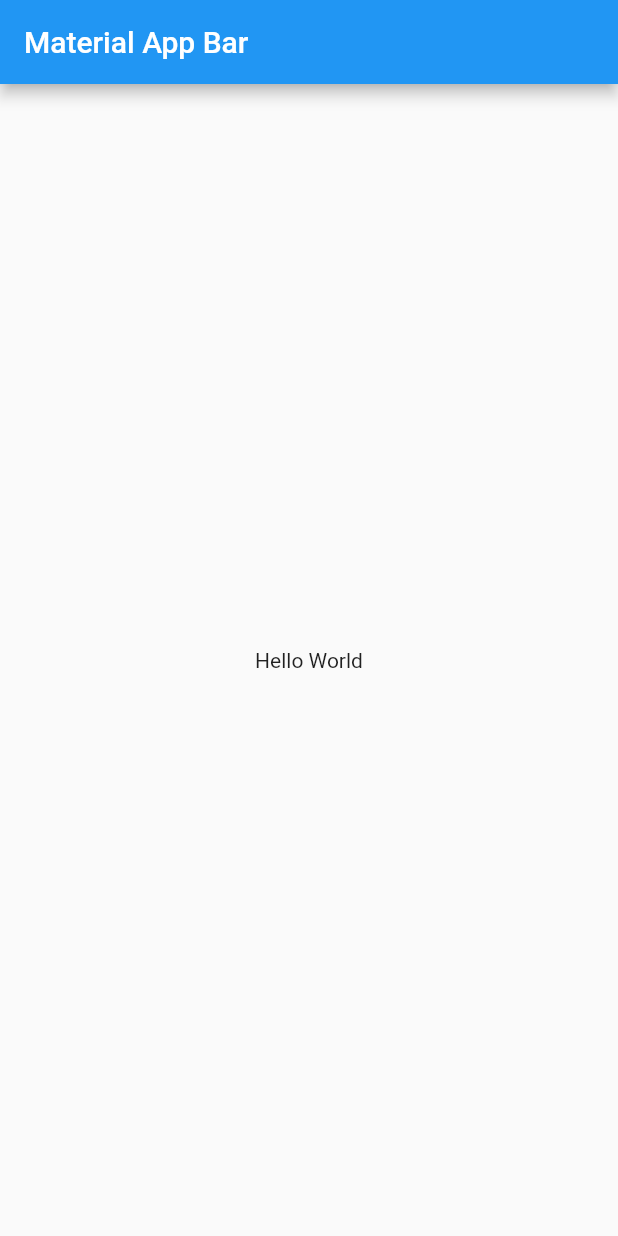
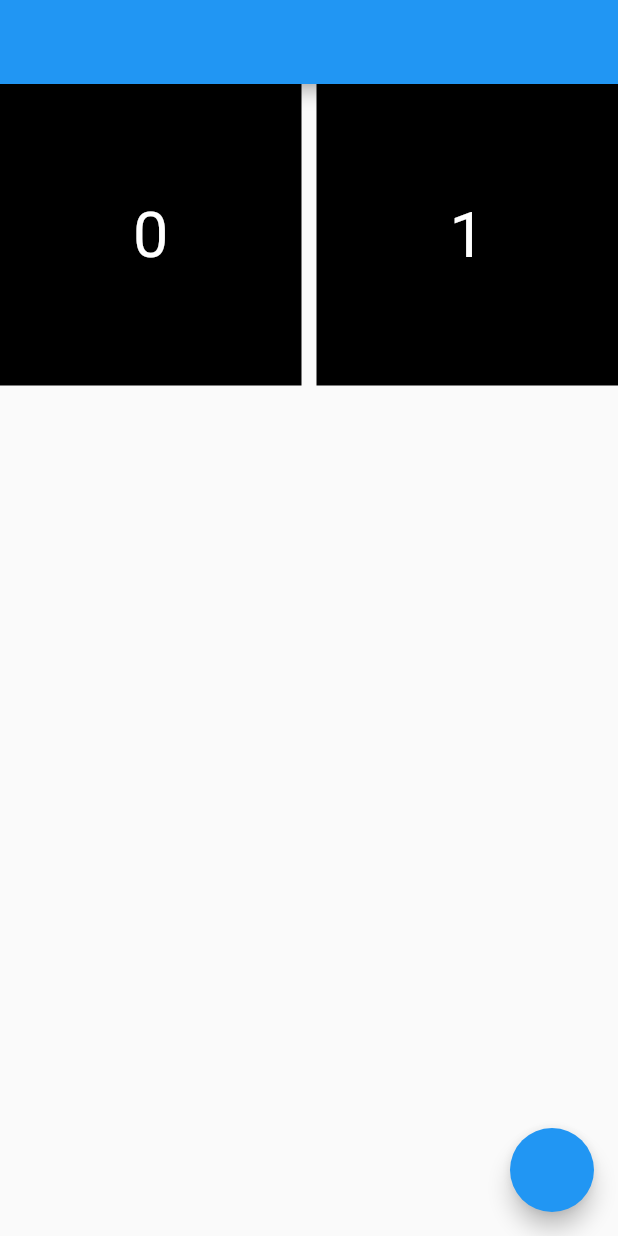
Before and after one commit to sa8a/book_flutter_introduction_development, a Flutter app: the screen it shows after launch, on a phone screen of 412 x 824 dp. Run offline on Flutter 3.47's test engine with Material 2 defaults, Android fonts, the phone set to English and light mode, and no system bars.

Commit message:
P46: 基本的な実装

```diff
--- a/lib/main.dart
+++ b/lib/main.dart
@@ -7,15 +7,47 @@ class MyApp extends StatelessWidget {
 
   @override
   Widget build(BuildContext context) {
-    return MaterialApp(
+    return const MaterialApp(
       title: 'Material App',
-      home: Scaffold(
-        appBar: AppBar(
-          title: const Text('Material App Bar'),
+      home: GridViewPage(),
+    );
+  }
+}
+
+class GridViewPage extends StatefulWidget {
+  const GridViewPage({super.key});
+
+  @override
+  State<GridViewPage> createState() => _GridViewPageState();
+}
+
+class _GridViewPageState extends State<GridViewPage> {
+  @override
+  Widget build(BuildContext context) {
+    return Scaffold(
+      appBar: AppBar(),
+      floatingActionButton: FloatingActionButton(onPressed: () {}),
+      body: GridView.builder(
+        gridDelegate: const SliverGridDelegateWithFixedCrossAxisCount(
+          crossAxisCount: 2,
+          crossAxisSpacing: 10,
+          mainAxisSpacing: 10,
         ),
-        body: const Center(
-          child: Text('Hello World'),
-        ),
+        itemCount: 2,
+        itemBuilder: (BuildContext context, int index) {
+          return Container(
+            color: Colors.black,
+            child: Center(
+              child: Text(
+                index.toString(),
+                style: const TextStyle(
+                  fontSize: 42,
+                  color: Colors.white,
+                ),
+              ),
+            ),
+          );
+        },
       ),
     );
   }
```
